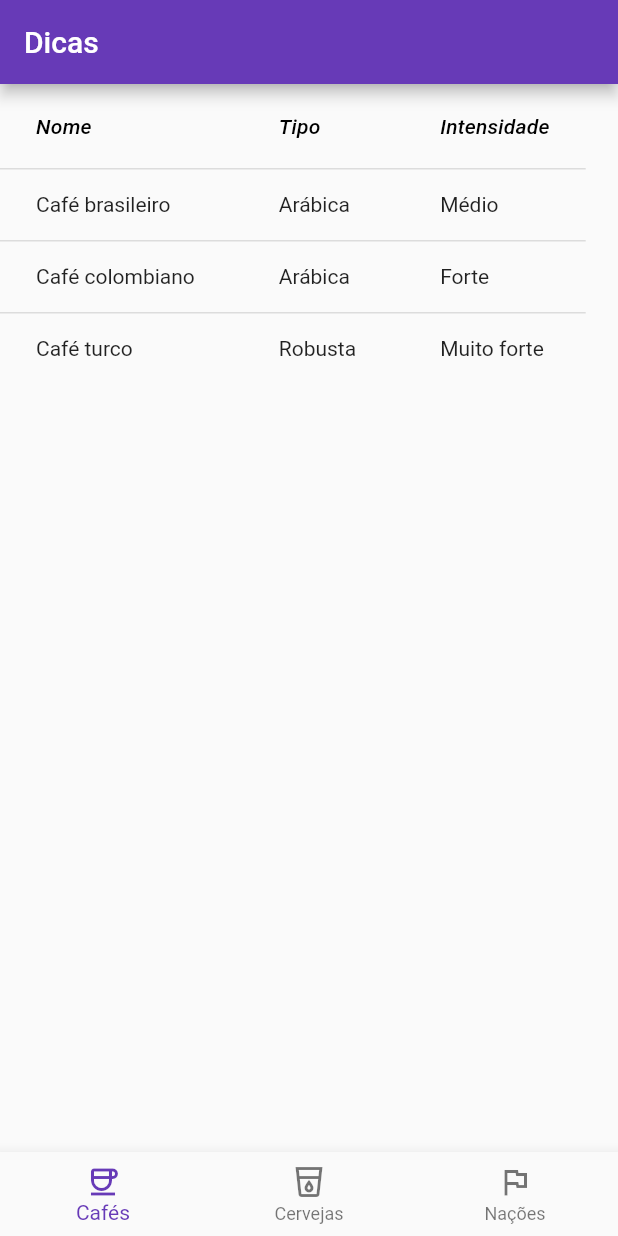
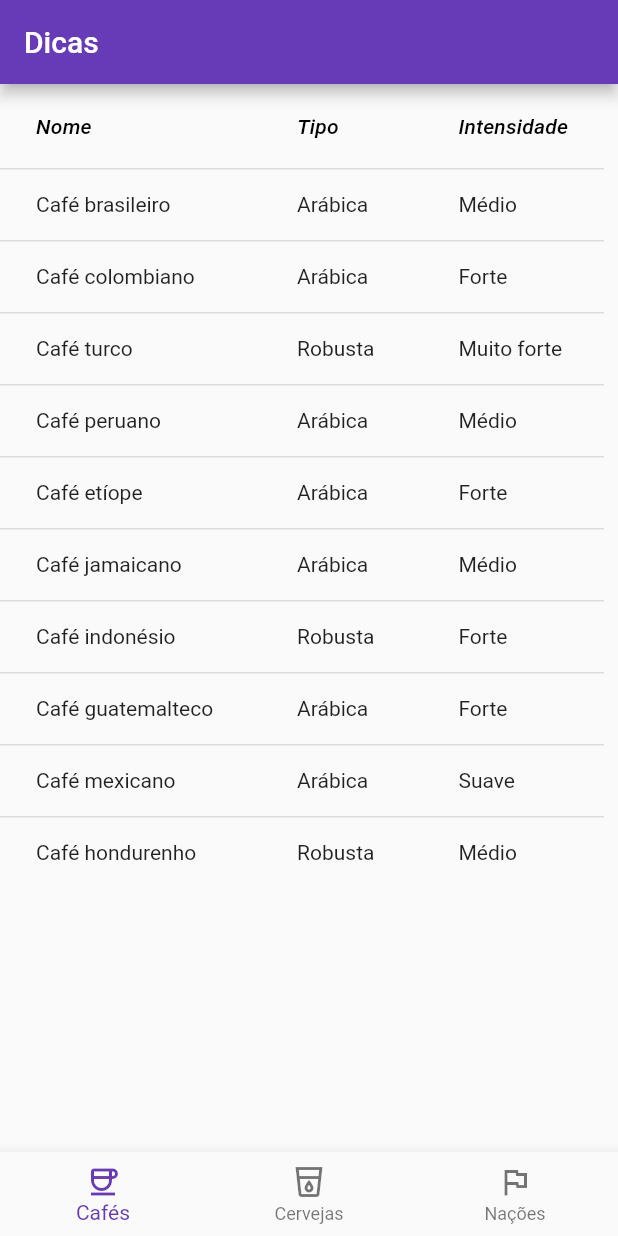
Before and after one commit to ErickBezerrar/POO-1, a Flutter app: the screen it shows after launch, on a phone screen of 412 x 824 dp. Run offline on Flutter 3.47's test engine with Material 2 defaults, Android fonts, the phone set to English and light mode, and no system bars; our stand-ins replace flutter_hooks; key blocks and very long unbroken strings in the code were emptied for the run.

```diff
--- a/receita6/lib/main.dart
+++ b/receita6/lib/main.dart
@@ -2,61 +2,49 @@ import 'package:flutter/material.dart';
 import 'package:flutter_hooks/flutter_hooks.dart';
 
 class DataService {
-  final ValueNotifier<List> tableStateNotifier = new ValueNotifier([]);
+  final ValueNotifier<List> tableStateNotifier = ValueNotifier([]);
 
   final Map<int, List<Map<String, String>>> _dataMap = {
     0: [
-      {
-        "name": "Café brasileiro",
-        "type": "Arábica",
-        "strength": "Médio"
-      },
-      {
-        "name": "Café colombiano",
-        "type": "Arábica",
-        "strength": "Forte"
-      },
-      {
-        "name": "Café turco",
-        "type": "Robusta",
-        "strength": "Muito forte"
-      }
-    ],
+      {"name": "Café brasileiro", "type": "Arábica", "strength": "Médio"},
+      {"name": "Café colombiano", "type": "Arábica", "strength": "Forte"},
+      {"name": "Café turco", "type": "Robusta", "strength": "Muito forte"},
+      {"name": "Café peruano", "type": "Arábica", "strength": "Médio"},
+      {"name": "Café etíope", "type": "Arábica", "strength": "Forte"},
+      {"name": "Café jamaicano", "type": "Arábica", "strength": "Médio"},
+      {"name": "Café indonésio", "type": "Robusta", "strength": "Forte"},
+      {"name": "Café guatemalteco", "type": "Arábica", "strength": "Forte"},
+      {"name": "Café mexicano", "type": "Arábica", "strength": "Suave"},
+      {"name": "Café hondurenho", "type": "Robusta", "strength": "Médio"}
+      ],
+    1: [
+      {"name": "La Fin Du Monde", "style": "Bock", "ibu": "65"},
+      {"name": "Sapporo Premiume", "style": "Sour Ale", "ibu": "54"},
+      {"name": "Duvel", "style": "Pilsner", "ibu": "82"},
+      {"name": "Guinness Draught", "style": "Irish Dry Stout", "ibu": "45"},
+      {"name": "Tripel Karmeliet", "style": "Tripel", "ibu": "20"},
+      {"name": "Rochefort 10", "style": "Quadrupel", "ibu": "27"},
+      {"name": "Weihenstephaner Hefeweissbier", "style": "Hefeweizen", "ibu": "14"},
+      {"name": "Founders Kentucky Breakfast Stout", "style": "Imperial Stout", "ibu": "70"},
+      {"name": "Stone IPA", "style": "American IPA", "ibu": "77"},
+      {"name": "Belhaven Scottish Ale", "style": "Scottish Ale", "ibu": "20"}
+      ],
+    2: [
+      {"name": "Brasil", "continent": "América do Sul", "population": "213.8 milhões"},
+      {"name": "China", "continent": "Ásia", "population": "1.4 bilhões"},
+      {"name": "Índia", "continent": "Ásia", "population": "1.3 bilhões"},
+      {"name": "Estados Unidos", "continent": "América do Norte", "population": "328.2 milhões"},
+      {"name": "Indonésia", "continent": "Ásia", "population": "267.7 milhões"},
+      {"name": "Paquistão", "continent": "Ásia", "population": "220.9 milhões"},
+      {"name": "Bangladesh", "continent": "Ásia", "population": "164.7 milhões"},
+      {"name": "Nigéria", "continent": "África", "population": "206.1 milhões"},
+      {"name": "Rússia", "continent": "Europa/Ásia", "population": "144.5 milhões"},
+      {"name": "Japão", "continent": "Ásia", "population": "126.5 milhões"},
+      {"name": "México", "continent": "América do Norte", "population": "128.9 milhões"},
+      {"name": "Filipinas", "continent": "Ásia", "population": "108.1 milhões"},
+      {"name": "Etiópia", "continent": "África", "population": "114.9 milhões"},
+      {"name": "Egito", "continent": "África", "population": "101.7 milhões"}
 
-    1: [
-      {
-        "name": "La Fin Du Monde",
-        "style": "Bock",
-        "ibu": "65"
-      },
-      {
-        "name": "Sapporo Premiume",
-        "style": "Sour Ale",
-        "ibu": "54"
-      },
-      {
-        "name": "Duvel",
-        "style": "Pilsner",
-        "ibu": "82"
-      }
-    ],
-
-    2: [
-      {
-        "name": "Brasil",
-        "continent": "América do Sul",
-        "population": "213,3 milhões"
-      },
-      {
-        "name": "Japão",
-        "continent": "Ásia",
-        "population": "126,5 milhões"
-      },
-      {
-        "name": "Itália",
-        "continent": "Europa",
-        "population": "60,4 milhões"
-      }
     ],
   };
 
@@ -65,21 +53,17 @@ class DataService {
   }
 }
 
-
 void main() {
   runApp(MyApp());
 }
 
 class MyApp extends StatefulWidget {
-
   @override
-
   _MyAppState createState() => _MyAppState();
 }
 
 class _MyAppState extends State<MyApp> {
   final DataService dataService = DataService();
-
   int _selectedIndex = 0;
 
   static const List<Map<String, dynamic>> _navBarItems = [
@@ -89,14 +73,12 @@ class _MyAppState extends State<MyApp> {
       'columnNames': ['Nome', 'Tipo', 'Intensidade'],
       'propertyNames': ['name', 'type', 'strength'],
     },
-
     {
       'label': 'Cervejas',
       'icon': Icon(Icons.local_drink_outlined),
       'columnNames': ['Nome', 'Estilo', 'IBU'],
       'propertyNames': ['name', 'style', 'ibu'],
     },
-
     {
       'label': 'Nações',
       'icon': Icon(Icons.flag_outlined),
@@ -106,7 +88,6 @@ class _MyAppState extends State<MyApp> {
   ];
 
   @override
-
   void initState() {
     super.initState();
     dataService.carregar(_selectedIndex);
@@ -118,6 +99,7 @@ class _MyAppState extends State<MyApp> {
       dataService.carregar(_selectedIndex);
     });
   }
+
 
   @override
 
```
